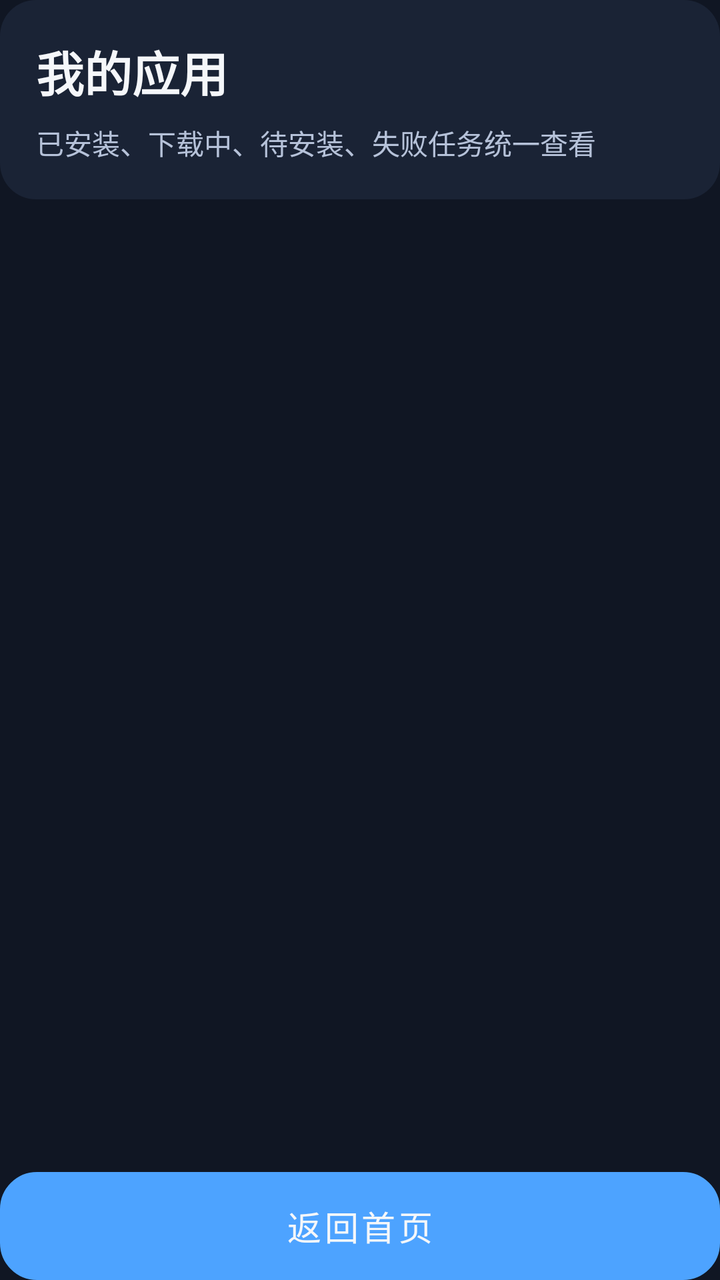
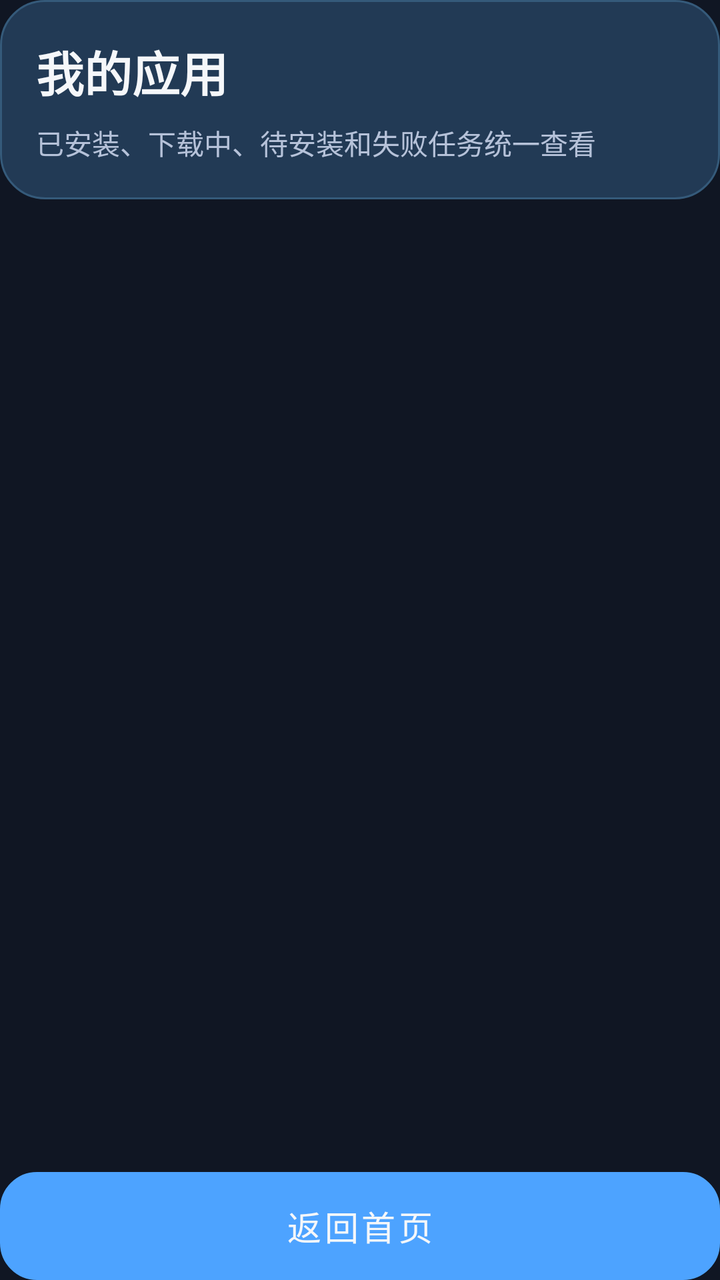

Before-and-after screenshots of an Android layout around one commit, followed by the original layout XML and the change that was made.
<!-- AndroidManifest.xml: another module's application theme Theme.CarAppStore -->
<!-- res/layout/fragment_my_app.xml -->
<?xml version="1.0" encoding="utf-8"?>
<androidx.constraintlayout.widget.ConstraintLayout xmlns:android="http://schemas.android.com/apk/res/android"
    xmlns:app="http://schemas.android.com/apk/res-auto"
    android:layout_width="match_parent"
    android:layout_height="match_parent">

    <LinearLayout
        android:layout_width="0dp"
        android:layout_height="0dp"
        android:orientation="vertical"
        app:layout_constraintBottom_toBottomOf="parent"
        app:layout_constraintEnd_toEndOf="parent"
        app:layout_constraintStart_toStartOf="parent"
        app:layout_constraintTop_toTopOf="parent">

    <LinearLayout
        android:layout_width="match_parent"
        android:layout_height="wrap_content"
        android:background="@drawable/bg_panel"
        android:orientation="vertical"
        android:padding="@dimen/spacing_18dp">

        <TextView
            android:id="@+id/tvMyAppTitle"
            android:layout_width="wrap_content"
            android:layout_height="wrap_content"
            android:text="@string/ui_my_apps"
            android:textColor="@color/car_text_primary"
            android:textSize="@dimen/text_2xl"
            android:textStyle="bold" />

        <TextView
            android:id="@+id/tvMyAppSubtitle"
            android:layout_width="wrap_content"
            android:layout_height="wrap_content"
            android:layout_marginTop="@dimen/spacing_8dp"
            android:text="@string/ui_my_apps_task_summary"
            android:textColor="@color/car_text_secondary"
            android:textSize="@dimen/text_sm" />
    </LinearLayout>

    <androidx.recyclerview.widget.RecyclerView
        android:id="@+id/recyclerMyApps"
        android:layout_width="match_parent"
        android:layout_height="0dp"
        android:layout_marginTop="@dimen/spacing_14dp"
        android:layout_weight="1"
        android:clipToPadding="false"
        android:paddingBottom="@dimen/spacing_10dp" />

    <Button
        android:id="@+id/btnBackHome"
        android:layout_width="match_parent"
        android:layout_height="54dp"
        android:layout_marginTop="@dimen/spacing_8dp"
        android:background="@drawable/bg_secondary_button"
        android:text="@string/ui_back_home"
        android:textColor="@color/car_text_primary"
        android:textSize="@dimen/text_md_17" />
    </LinearLayout>

</androidx.constraintlayout.widget.ConstraintLayout>
<!-- resources referenced by this layout -->
<resources>
  <color name="car_text_primary">#F5F7FA</color>
  <color name="car_text_secondary">#B6C2D9</color>
  <dimen name="spacing_10dp">10dp</dimen>
  <dimen name="spacing_14dp">14dp</dimen>
  <dimen name="spacing_18dp">18dp</dimen>
  <dimen name="spacing_8dp">8dp</dimen>
  <dimen name="text_2xl">24sp</dimen>
  <dimen name="text_md_17">17sp</dimen>
  <dimen name="text_sm">14sp</dimen>
  <!-- drawable bg_panel (drawable) -->
  <shape xmlns:android="http://schemas.android.com/apk/res/android">
      <solid android:color="@color/car_surface" />
      <corners android:radius="18dp" />
  </shape>
  <!-- drawable bg_secondary_button (drawable) -->
  <shape xmlns:android="http://schemas.android.com/apk/res/android">
      <solid android:color="@color/car_surface_light" />
      <stroke android:width="1dp" android:color="@color/car_divider" />
      <corners android:radius="18dp" />
  </shape>
  <string name="ui_back_home">返回首页</string>
  <string name="ui_my_apps">我的应用</string>
  <string name="ui_my_apps_task_summary">已安装、下载中、待安装、失败任务统一查看</string>
  <style name="Theme.CarAppStore" parent="Theme.MaterialComponents.DayNight.NoActionBar">
          <item name="colorPrimary">@color/car_primary</item>
          <item name="colorPrimaryVariant">@color/car_primary_dark</item>
          <item name="colorOnPrimary">@color/car_text_primary</item>
          <item name="colorSecondary">@color/car_accent</item>
          <item name="colorSecondaryVariant">@color/teal_700</item>
          <item name="colorOnSecondary">@color/car_bg</item>
          <item name="android:statusBarColor" tools:targetApi="l">@color/car_bg</item>
          <item name="android:navigationBarColor" tools:targetApi="l">@color/car_bg</item>
          <item name="android:windowBackground">@color/car_bg</item>
      </style>
  <color name="car_surface">#1A2335</color>
  <color name="car_surface_light">#223049</color>
  <color name="car_divider">#2B3852</color>
  <color name="car_primary">#4DA3FF</color>
  <color name="car_primary_dark">#2E7DE0</color>
  <color name="car_accent">#5DE1B9</color>
  <color name="teal_700">#FF018786</color>
  <color name="car_bg">#101623</color>
</resources>

<!-- the commit's change to res/layout/fragment_my_app.xml (unified diff, before → after) -->
@@ -13,50 +13,50 @@
         app:layout_constraintStart_toStartOf="parent"
         app:layout_constraintTop_toTopOf="parent">
 
-    <LinearLayout
-        android:layout_width="match_parent"
-        android:layout_height="wrap_content"
-        android:background="@drawable/bg_panel"
-        android:orientation="vertical"
-        android:padding="@dimen/spacing_18dp">
+        <LinearLayout
+            android:layout_width="match_parent"
+            android:layout_height="wrap_content"
+            android:background="@drawable/bg_home_hero"
+            android:orientation="vertical"
+            android:padding="@dimen/spacing_18dp">
 
-        <TextView
-            android:id="@+id/tvMyAppTitle"
-            android:layout_width="wrap_content"
-            android:layout_height="wrap_content"
-            android:text="@string/ui_my_apps"
+            <TextView
+                android:id="@+id/tvMyAppTitle"
+                android:layout_width="wrap_content"
+                android:layout_height="wrap_content"
+                android:text="@string/ui_my_apps"
+                android:textColor="@color/car_text_primary"
+                android:textSize="@dimen/text_2xl"
+                android:textStyle="bold" />
+
+            <TextView
+                android:id="@+id/tvMyAppSubtitle"
+                android:layout_width="match_parent"
+                android:layout_height="wrap_content"
+                android:layout_marginTop="@dimen/spacing_8dp"
+                android:text="@string/ui_my_apps_task_summary"
+                android:textColor="@color/car_text_secondary"
+                android:textSize="@dimen/text_sm" />
+        </LinearLayout>
+
+        <androidx.recyclerview.widget.RecyclerView
+            android:id="@+id/recyclerMyApps"
+            android:layout_width="match_parent"
+            android:layout_height="0dp"
+            android:layout_marginTop="@dimen/spacing_14dp"
+            android:layout_weight="1"
+            android:clipToPadding="false"
+            android:paddingBottom="@dimen/spacing_10dp" />
+
+        <Button
+            android:id="@+id/btnBackHome"
+            android:layout_width="match_parent"
+            android:layout_height="54dp"
+            android:layout_marginTop="@dimen/spacing_8dp"
+            android:background="@drawable/bg_secondary_button"
+            android:text="@string/ui_back_home"
+            android:textAllCaps="false"
             android:textColor="@color/car_text_primary"
-            android:textSize="@dimen/text_2xl"
-            android:textStyle="bold" />
-
-        <TextView
-            android:id="@+id/tvMyAppSubtitle"
-            android:layout_width="wrap_content"
-            android:layout_height="wrap_content"
-            android:layout_marginTop="@dimen/spacing_8dp"
-            android:text="@string/ui_my_apps_task_summary"
-            android:textColor="@color/car_text_secondary"
-            android:textSize="@dimen/text_sm" />
+            android:textSize="@dimen/text_md_17" />
     </LinearLayout>
-
-    <androidx.recyclerview.widget.RecyclerView
-        android:id="@+id/recyclerMyApps"
-        android:layout_width="match_parent"
-        android:layout_height="0dp"
-        android:layout_marginTop="@dimen/spacing_14dp"
-        android:layout_weight="1"
-        android:clipToPadding="false"
-        android:paddingBottom="@dimen/spacing_10dp" />
-
-    <Button
-        android:id="@+id/btnBackHome"
-        android:layout_width="match_parent"
-        android:layout_height="54dp"
-        android:layout_marginTop="@dimen/spacing_8dp"
-        android:background="@drawable/bg_secondary_button"
-        android:text="@string/ui_back_home"
-        android:textColor="@color/car_text_primary"
-        android:textSize="@dimen/text_md_17" />
-    </LinearLayout>
-
 </androidx.constraintlayout.widget.ConstraintLayout>
<!-- resource entries referenced after the edit -->
@@ -9,10 +9,12 @@
   <dimen name="text_2xl">24sp</dimen>
   <dimen name="text_md_17">17sp</dimen>
   <dimen name="text_sm">14sp</dimen>
-  <!-- drawable bg_panel (drawable) -->
+  <!-- drawable bg_home_hero (drawable) -->
+  <?xml version="1.0" encoding="utf-8"?>
   <shape xmlns:android="http://schemas.android.com/apk/res/android">
-      <solid android:color="@color/car_surface" />
-      <corners android:radius="18dp" />
+      <solid android:color="#223A55" />
+      <stroke android:width="1dp" android:color="#355A7A" />
+      <corners android:radius="22dp" />
   </shape>
   <!-- drawable bg_secondary_button (drawable) -->
   <shape xmlns:android="http://schemas.android.com/apk/res/android">
@@ -22,7 +24,7 @@
   </shape>
   <string name="ui_back_home">返回首页</string>
   <string name="ui_my_apps">我的应用</string>
-  <string name="ui_my_apps_task_summary">已安装、下载中、待安装、失败任务统一查看</string>
+  <string name="ui_my_apps_task_summary">已安装、下载中、待安装和失败任务统一查看</string>
   <style name="Theme.CarAppStore" parent="Theme.MaterialComponents.DayNight.NoActionBar">
           <item name="colorPrimary">@color/car_primary</item>
           <item name="colorPrimaryVariant">@color/car_primary_dark</item>
@@ -34,7 +36,6 @@
           <item name="android:navigationBarColor" tools:targetApi="l">@color/car_bg</item>
           <item name="android:windowBackground">@color/car_bg</item>
       </style>
-  <color name="car_surface">#1A2335</color>
   <color name="car_surface_light">#223049</color>
   <color name="car_divider">#2B3852</color>
   <color name="car_primary">#4DA3FF</color>
